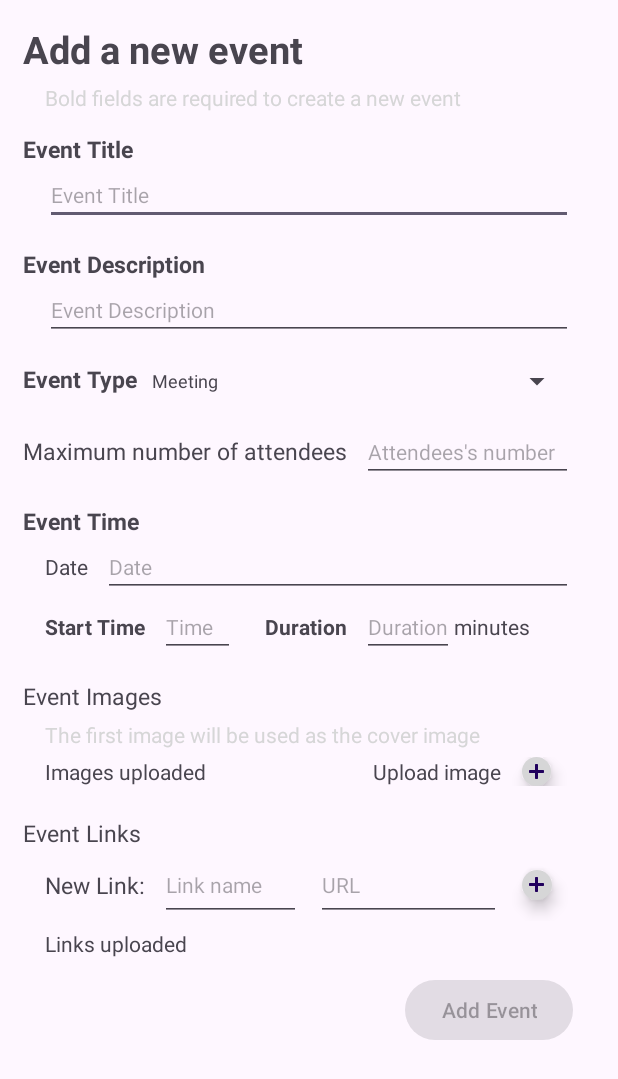
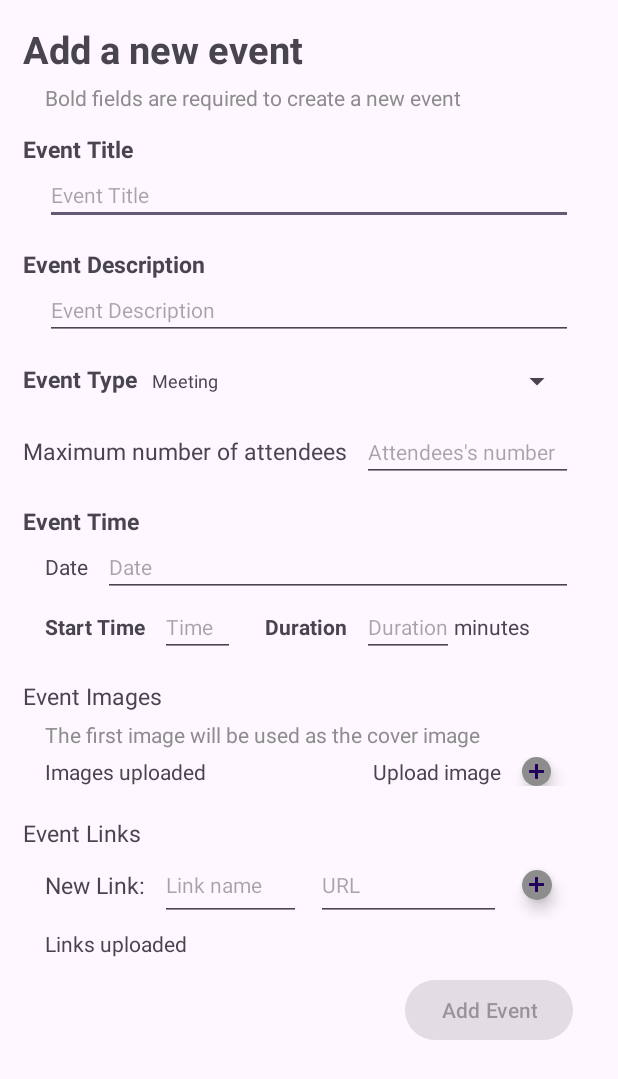
Before and after one commit to Luca-Rausa/SC-Project, an Android app: the NewEvent screen opened directly, with no data from a screen before it, on a phone screen of 412 x 824 dp. Shown: the top 1079 px of the screen. Run offline under Robolectric (Android 15) with nearby library versions, the phone set to English and light mode, and no system bars; Roboto replaces fonts that are not available here.

Commit message:
Fixing Colors

```diff
--- a/app/src/main/res/values/colors.xml
+++ b/app/src/main/res/values/colors.xml
@@ -3,4 +3,7 @@
     <color name="black">#FF000000</color>
     <color name="white">#FFFFFFFF</color>
     <color name="dark_blue">#274C77</color>
+    <color name="purple">#3F51B5</color>
+    <color name="dark_gray">#8D8D8D</color>
+    <color name="darker_gray">#707070</color>
 </resources>
```
